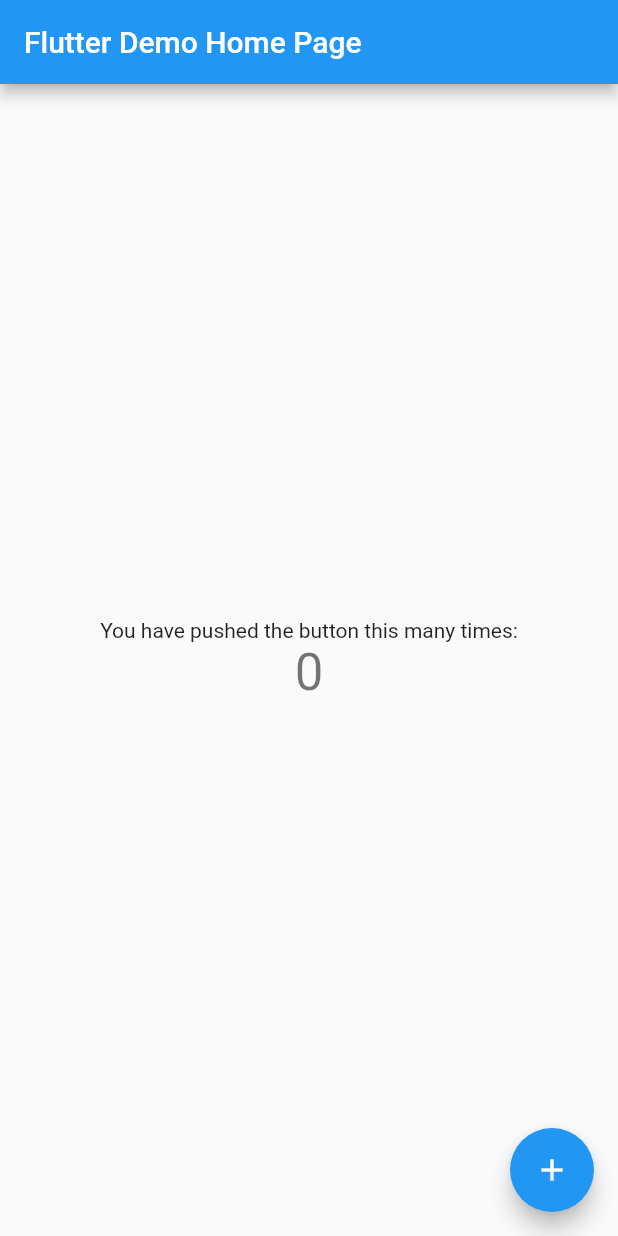
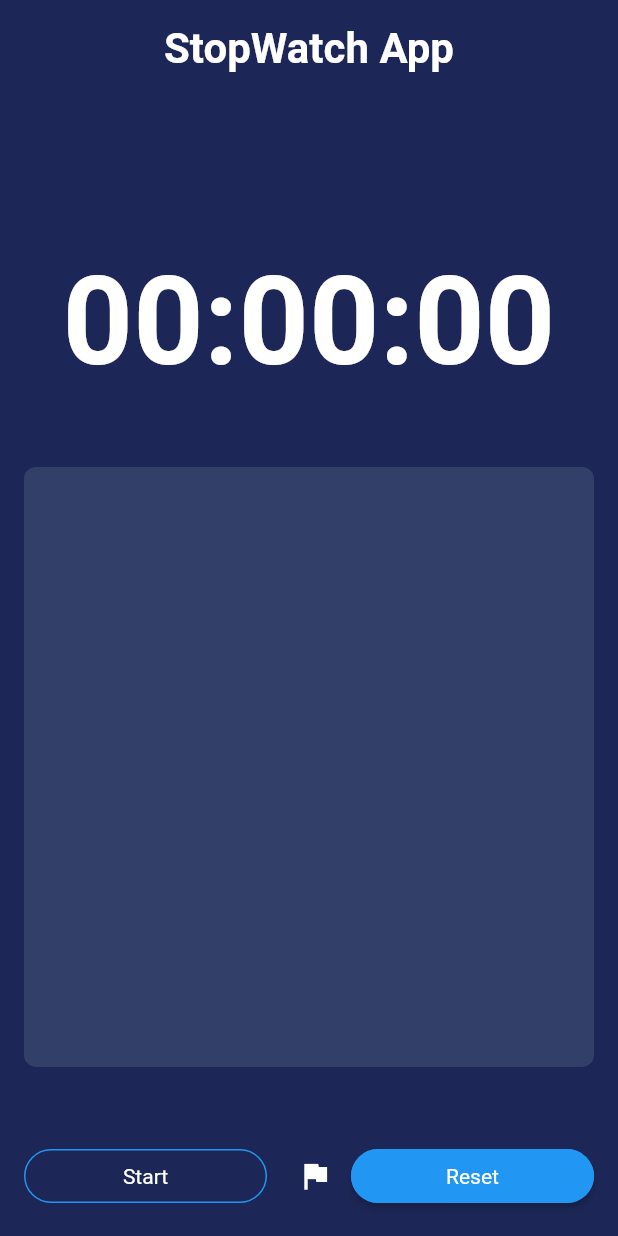
Before and after one commit to sumitkpand3y/stop_watch, a Flutter app: the screen it shows after launch, on a phone screen of 412 x 824 dp. Run offline on Flutter 3.47's test engine with Material 2 defaults, Android fonts, the phone set to English and light mode, and no system bars.

Commit message:
create stopwatch app

```diff
--- a/lib/main.dart
+++ b/lib/main.dart
@@ -1,3 +1,5 @@
+import 'dart:async';
+
 import 'package:flutter/material.dart';
 
 void main() {
@@ -10,106 +12,192 @@ class MyApp extends StatelessWidget {
   // This widget is the root of your application.
   @override
   Widget build(BuildContext context) {
-    return MaterialApp(
-      title: 'Flutter Demo',
-      theme: ThemeData(
-        // This is the theme of your application.
-        //
-        // Try running your application with "flutter run". You'll see the
-        // application has a blue toolbar. Then, without quitting the app, try
-        // changing the primarySwatch below to Colors.green and then invoke
-        // "hot reload" (press "r" in the console where you ran "flutter run",
-        // or simply save your changes to "hot reload" in a Flutter IDE).
-        // Notice that the counter didn't reset back to zero; the application
-        // is not restarted.
-        primarySwatch: Colors.blue,
-      ),
-      home: const MyHomePage(title: 'Flutter Demo Home Page'),
-    );
+    return const MaterialApp(home: HomeApp());
   }
 }
 
-class MyHomePage extends StatefulWidget {
-  const MyHomePage({super.key, required this.title});
-
-  // This widget is the home page of your application. It is stateful, meaning
-  // that it has a State object (defined below) that contains fields that affect
-  // how it looks.
-
-  // This class is the configuration for the state. It holds the values (in this
-  // case the title) provided by the parent (in this case the App widget) and
-  // used by the build method of the State. Fields in a Widget subclass are
-  // always marked "final".
-
-  final String title;
+class HomeApp extends StatefulWidget {
+  const HomeApp({super.key});
 
   @override
-  State<MyHomePage> createState() => _MyHomePageState();
+  State<HomeApp> createState() => _HomeAppState();
 }
 
-class _MyHomePageState extends State<MyHomePage> {
-  int _counter = 0;
+class _HomeAppState extends State<HomeApp> {
+  int seconds = 0, minutes = 0, hours = 0;
+  String digitSeconds = "00", digitMinuts = "00", digitHours = "00";
+  Timer? timer;
+  bool started = false;
 
-  void _incrementCounter() {
+  List laps = [];
+
+// Creating the stop timer
+
+  void stop() {
+    timer!.cancel();
     setState(() {
-      // This call to setState tells the Flutter framework that something has
-      // changed in this State, which causes it to rerun the build method below
-      // so that the display can reflect the updated values. If we changed
-      // _counter without calling setState(), then the build method would not be
-      // called again, and so nothing would appear to happen.
-      _counter++;
+      started = false;
+    });
+  }
+
+// creating the reset function
+
+  void reset() {
+    timer!.cancel();
+    setState(() {
+      seconds = 0;
+      minutes = 0;
+      hours = 0;
+
+      digitSeconds = "00";
+      digitMinuts = "00";
+      digitHours = "00";
+
+      started = false;
+    });
+  }
+
+  void addLaps() {
+    String lap = "$digitHours:$digitMinuts:$digitSeconds";
+    setState(() {
+      laps.add(lap);
+    });
+  }
+
+  // creating the start timer function
+
+  void start() {
+    started = true;
+    timer = Timer.periodic(const Duration(seconds: 1), (timer) {
+      int localSeconds = seconds + 1;
+      int localMinutes = minutes;
+      int localHours = hours;
+      if (localSeconds > 59) {
+        if (localMinutes > 59) {
+          localHours++;
+          localMinutes = 0;
+        } else {
+          localMinutes++;
+          localSeconds = 0;
+        }
+      }
+      setState(() {
+        seconds = localSeconds;
+        minutes = localMinutes;
+        hours = localHours;
+        digitSeconds = (seconds >= 10) ? "$seconds" : "0$seconds";
+        digitMinuts = (minutes >= 10) ? "$minutes" : "0$minutes";
+        digitHours = (hours >= 10) ? "$hours" : "0$hours";
+      });
     });
   }
 
   @override
   Widget build(BuildContext context) {
-    // This method is rerun every time setState is called, for instance as done
-    // by the _incrementCounter method above.
-    //
-    // The Flutter framework has been optimized to make rerunning build methods
-    // fast, so that you can just rebuild anything that needs updating rather
-    // than having to individually change instances of widgets.
     return Scaffold(
-      appBar: AppBar(
-        // Here we take the value from the MyHomePage object that was created by
-        // the App.build method, and use it to set our appbar title.
-        title: Text(widget.title),
-      ),
-      body: Center(
-        // Center is a layout widget. It takes a single child and positions it
-        // in the middle of the parent.
-        child: Column(
-          // Column is also a layout widget. It takes a list of children and
-          // arranges them vertically. By default, it sizes itself to fit its
-          // children horizontally, and tries to be as tall as its parent.
-          //
-          // Invoke "debug painting" (press "p" in the console, choose the
-          // "Toggle Debug Paint" action from the Flutter Inspector in Android
-          // Studio, or the "Toggle Debug Paint" command in Visual Studio Code)
-          // to see the wireframe for each widget.
-          //
-          // Column has various properties to control how it sizes itself and
-          // how it positions its children. Here we use mainAxisAlignment to
-          // center the children vertically; the main axis here is the vertical
-          // axis because Columns are vertical (the cross axis would be
-          // horizontal).
-          mainAxisAlignment: MainAxisAlignment.center,
-          children: <Widget>[
-            const Text(
-              'You have pushed the button this many times:',
-            ),
-            Text(
-              '$_counter',
-              style: Theme.of(context).textTheme.headlineMedium,
-            ),
-          ],
+      backgroundColor: const Color(0xFF1C2757),
+      body: SafeArea(
+        child: Padding(
+          padding: const EdgeInsets.all(16.0),
+          child: Column(
+            mainAxisAlignment: MainAxisAlignment.spaceBetween,
+            crossAxisAlignment: CrossAxisAlignment.center,
+            children: [
+              const Center(
+                child: Text(
+                  "StopWatch App",
+                  style: TextStyle(
+                      color: Colors.white,
+                      fontSize: 28.0,
+                      fontWeight: FontWeight.bold),
+                ),
+              ),
+              const SizedBox(
+                height: 20.0,
+              ),
+               Center(
+                child: Text(
+                  "$digitHours:$digitMinuts:$digitSeconds",
+                  style: const TextStyle(
+                      color: Colors.white,
+                      fontSize: 82.0,
+                      fontWeight: FontWeight.w600),
+                ),
+              ),
+              Container(
+                  height: 400.0,
+                  decoration: BoxDecoration(
+                      color: const Color(0xFF323F68),
+                      borderRadius: BorderRadius.circular(8.0)),
+
+                  // now let's add a list build
+                  child: ListView.builder(
+                      itemCount: laps.length,
+                      itemBuilder: (context, index) {
+                        return Padding(
+                          padding: const EdgeInsets.all(8.0),
+                          child: Row(
+                              mainAxisAlignment: MainAxisAlignment.spaceBetween,
+                              children: [
+                                Text(
+                                  "Lap n'${index + 1}",
+                                  style: const TextStyle(color: Colors.white,
+                                  fontSize: 16.0),
+                                ),
+                                Text(
+                                  "${laps[index]}",
+                                  style: const TextStyle(color: Colors.white,
+                                  fontSize: 16.0),
+                                )
+                              ]),
+                        );
+                      })),
+              Row(
+                mainAxisAlignment: MainAxisAlignment.spaceBetween,
+                children: [
+                  Expanded(
+                      child: RawMaterialButton(
+                    onPressed: () {
+                      (!started)?start():stop();
+                    },
+                    shape: const StadiumBorder(
+                      side: BorderSide(color: Colors.blue),
+                    ),
+                    child: Text(
+                      (!started)?"Start":"Pause",
+                      style: const TextStyle(color: Colors.white),
+                    ),
+                  )),
+                  const SizedBox(
+                    width: 8.0,
+                  ),
+                  IconButton(
+                    color: Colors.white,
+                    onPressed: () {
+                      addLaps();
+                    },
+                    icon: const Icon(Icons.flag),
+                  ),
+                  Expanded(
+                      child: RawMaterialButton(
+                    onPressed: () {
+                      reset();
+                    },
+                    fillColor: Colors.blue,
+                    shape: const StadiumBorder(
+                      side: BorderSide(color: Colors.blue),
+                    ),
+                    child: const Text(
+                      "Reset",
+                      style: TextStyle(color: Colors.white),
+                    ),
+                  ))
+                ],
+              )
+            ],
+          ),
         ),
       ),
-      floatingActionButton: FloatingActionButton(
-        onPressed: _incrementCounter,
-        tooltip: 'Increment',
-        child: const Icon(Icons.add),
-      ), // This trailing comma makes auto-formatting nicer for build methods.
     );
   }
 }
```
